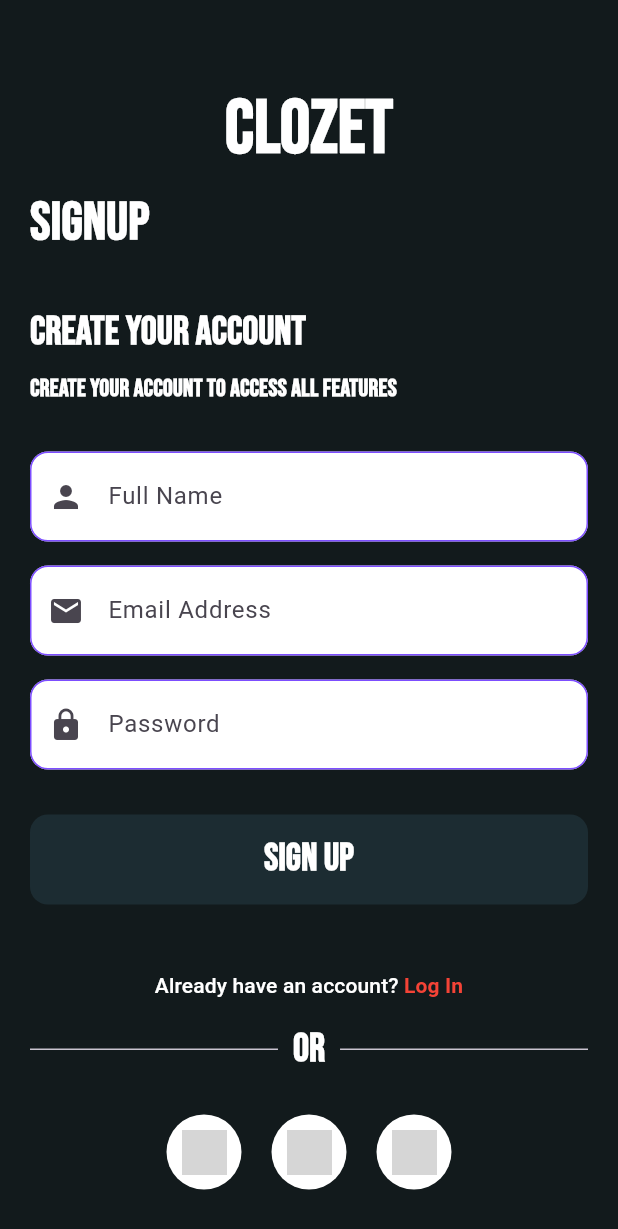
After one commit to Kuntal-Gain/Threadly, a Flutter app: the AuthScreen screen opened by its route, on a phone screen of 412 x 824 dp. The commit adds this screen. Shown: the top 1229 px of the screen. Run offline on Flutter 3.47's test engine with Material 3 defaults, Android fonts, the phone set to English and light mode, and no system bars; our stand-ins replace appwrite, avatar_glow, get, google_fonts; missing offline and left inert: ionicons_flutter; accounts and stored records are empty; network calls fail; grey boxes are pictures that could not be loaded.

Commit message:
Minor Fixes

```diff
--- a/lib/main.dart
+++ b/lib/main.dart
@@ -1,5 +1,6 @@
 import 'package:appwrite/appwrite.dart';
 import 'package:clozet/dependency_injection.dart';
+import 'package:clozet/views/screens/auth/auth_screen.dart';
 import 'package:clozet/views/screens/splash_screen.dart';
 import 'package:flutter/foundation.dart';
 import 'package:flutter/material.dart';
--- a/lib/views/routes/app_routes.dart
+++ b/lib/views/routes/app_routes.dart
@@ -1,6 +1,6 @@
 import 'package:get/get.dart';
 
-import '../screens/auth/signup_screen.dart';
+import '../screens/auth/auth_screen.dart';
 import '../screens/home_screen.dart';
 import '../screens/splash_screen.dart';
 import '../utils/widgets/redirection.dart';
@@ -17,7 +17,7 @@ class AppRoutes {
     ),
     GetPage(name: '/home', page: () => const HomeScreen()),
     // GetPage(name: '/login', page: () => const LoginScreen()),
-    GetPage(name: '/signup', page: () => SignupScreen()),
+    GetPage(name: '/auth', page: () => AuthScreen()),
     GetPage(name: '/splash', page: () => const SplashScreen()),
     // GetPage(name: '/splash-loading', page: () => const SplashLogoScreen()),
   ];
--- /dev/null
+++ b/lib/views/screens/auth/auth_screen.dart
@@ -0,0 +1,234 @@
+import 'package:clozet/views/screens/auth/auth_widget.dart';
+import 'package:flutter/material.dart';
+import 'package:get/get.dart';
+import 'package:ionicons_flutter/ionicons_flutter.dart';
+import '../../../controllers/user_controller.dart';
+import '../../utils/constants/color.dart';
+import '../../utils/constants/textstyle.dart';
+
+class AuthScreen extends StatefulWidget {
+  const AuthScreen({super.key});
+
+  @override
+  State<AuthScreen> createState() => _AuthScreenState();
+}
+
+class _AuthScreenState extends State<AuthScreen> {
+  final userController = Get.find<UserController>();
+
+  final nameController = TextEditingController();
+
+  final emailController = TextEditingController();
+
+  final passwordController = TextEditingController();
+
+  bool isLogin = false;
+
+  void login() {
+    userController.loginUser(
+      email: emailController.text,
+      password: passwordController.text,
+    );
+  }
+
+  void register() {
+    userController.registerUser(
+      email: emailController.text,
+      password: passwordController.text,
+      name: nameController.text,
+    );
+  }
+
+  @override
+  Widget build(BuildContext context) {
+    return Scaffold(
+      backgroundColor: AppColor.primary,
+      body: SingleChildScrollView(
+        padding: const EdgeInsets.all(20),
+        child: Column(
+          crossAxisAlignment: CrossAxisAlignment.start,
+          children: [
+            const SizedBox(height: 30),
+            Center(
+              child: Text(
+                "Clozet",
+                style: TextStyleConst().headingStyle(
+                  color: AppColor.white,
+                  size: 50,
+                ),
+              ),
+            ),
+            Text(
+              isLogin ? "Login" : "Signup",
+              style: TextStyleConst().headingStyle(
+                color: AppColor.white,
+                size: 36,
+              ),
+            ),
+            const SizedBox(height: 30),
+            Text(
+              isLogin ? "Login to your account" : "Create your account",
+              style: TextStyleConst().headingStyle(
+                color: AppColor.white,
+                size: 26,
+              ),
+            ),
+            const SizedBox(height: 8),
+            Text(
+              isLogin
+                  ? "Login to your account"
+                  : "Create your account to access all features",
+              style: TextStyleConst().headingStyle(
+                color: AppColor.white,
+                size: 16,
+              ),
+            ),
+            const SizedBox(height: 30),
+            if (!isLogin)
+              _buildTextField(
+                controller: nameController,
+                icon: Icons.person,
+                label: 'Full Name',
+              ),
+            const SizedBox(height: 16),
+            _buildTextField(
+              controller: emailController,
+              icon: Icons.email,
+              label: 'Email Address',
+              keyboardType: TextInputType.emailAddress,
+            ),
+            const SizedBox(height: 16),
+            _buildTextField(
+              controller: passwordController,
+              icon: Icons.lock,
+              label: 'Password',
+              obscureText: true,
+            ),
+            const SizedBox(height: 30),
+            Obx(() {
+              return userController.isLoading.value
+                  ? const Center(child: CircularProgressIndicator())
+                  : GestureDetector(
+                      onTap: () {
+                        isLogin ? login() : register();
+                      },
+                      child: Container(
+                        width: double.infinity,
+                        height: 60,
+                        decoration: BoxDecoration(
+                          color: AppColor.secondary,
+                          borderRadius: BorderRadius.circular(12),
+                        ),
+                        child: Center(
+                          child: Text(
+                            isLogin ? "Login" : "Sign Up",
+                            style: TextStyleConst().headingStyle(
+                              color: AppColor.white,
+                              size: 25,
+                            ),
+                          ),
+                        ),
+                      ),
+                    );
+            }),
+            const SizedBox(height: 30),
+            Center(
+              child: TextButton(
+                onPressed: () {
+                  setState(() {
+                    isLogin = !isLogin;
+                  });
+                },
+                child: const Text.rich(
+                  TextSpan(
+                    text: "Already have an account? ",
+                    style: TextStyle(
+                      color: Colors.white,
+                    ),
+                    children: [
+                      TextSpan(
+                        text: "Log In",
+                        style: TextStyle(
+                          fontWeight: FontWeight.bold,
+                          color: Colors.red,
+                        ),
+                      ),
+                    ],
+                  ),
+                ),
+              ),
+            ),
+            Row(
+              children: [
+                const Expanded(
+                  child: Divider(
+                    thickness: 1,
+                  ),
+                ),
+                const SizedBox(
+                  width: 10,
+                ),
+                Text(
+                  'OR',
+                  style: TextStyleConst().headingStyle(
+                    color: Colors.white,
+                    size: 26,
+                  ),
+                ),
+                const SizedBox(
+                  width: 10,
+                ),
+                const Expanded(
+                  child: Divider(
+                    thickness: 1,
+                  ),
+                ),
+              ],
+            ),
+            const SizedBox(height: 25),
+            Row(
+              mainAxisAlignment: MainAxisAlignment.center,
+              children: [
+                authProvider(
+                    "https://cdn-icons-png.flaticon.com/512/104/104093.png"),
+                authProvider(
+                    "https://cdn-icons-png.flaticon.com/512/20/20837.png"),
+                authProvider(
+                    "https://cdn-icons-png.flaticon.com/512/0/747.png"),
+              ],
+            )
+          ],
+        ),
+      ),
+    );
+  }
+
+  Widget _buildTextField({
+    required TextEditingController controller,
+    required IconData icon,
+    required String label,
+    bool obscureText = false,
+    TextInputType keyboardType = TextInputType.text,
+  }) {
+    return TextField(
+      controller: controller,
+      obscureText: obscureText,
+      keyboardType: keyboardType,
+      decoration: InputDecoration(
+        prefixIcon: Icon(icon),
+        hintText: label,
+        filled: true,
+        fillColor: Colors.white,
+        contentPadding:
+            const EdgeInsets.symmetric(vertical: 18, horizontal: 16),
+        border: OutlineInputBorder(
+          borderRadius: BorderRadius.circular(12),
+        ),
+        enabledBorder: OutlineInputBorder(
+          borderSide: const BorderSide(color: Colors.deepPurpleAccent),
+          borderRadius: BorderRadius.circular(12),
+        ),
+      ),
+    );
+  }
+}
--- /dev/null
+++ b/lib/views/screens/auth/auth_widget.dart
@@ -0,0 +1,27 @@
+import 'package:flutter/material.dart';
+
+Widget authProvider(String url, [Function()? onTap]) {
+  onTap ??= () {
+    print("no implemented");
+  };
+  return GestureDetector(
+      onTap: onTap,
+      child: Row(
+        mainAxisAlignment: MainAxisAlignment.center,
+        children: [
+          Container(
+            margin: const EdgeInsets.symmetric(horizontal: 10),
+            padding: const EdgeInsets.all(10),
+            decoration: BoxDecoration(
+              shape: BoxShape.circle,
+              color: Colors.white,
+            ),
+            child: Image.network(
+              url,
+              height: 30,
+              width: 30,
+            ),
+          ),
+        ],
+      ));
+}
--- a/lib/views/screens/splash_screen.dart
+++ b/lib/views/screens/splash_screen.dart
@@ -1,6 +1,6 @@
 import 'dart:async';
 
-import 'package:clozet/views/screens/auth/signup_screen.dart';
+import 'package:clozet/views/screens/auth/auth_screen.dart';
 import 'package:flutter/foundation.dart';
 import 'package:flutter/material.dart';
 
@@ -117,7 +117,7 @@ class _SplashScreenState extends State<SplashScreen> {
 
                               Navigator.of(context).push(
                                 MaterialPageRoute(
-                                  builder: (context) => SignupScreen(),
+                                  builder: (context) => AuthScreen(),
                                 ),
                               );
                             }
```
Also changed, not shown: lib/views/screens/auth/signup_screen.dart (deleted, +0 -150 lines).
